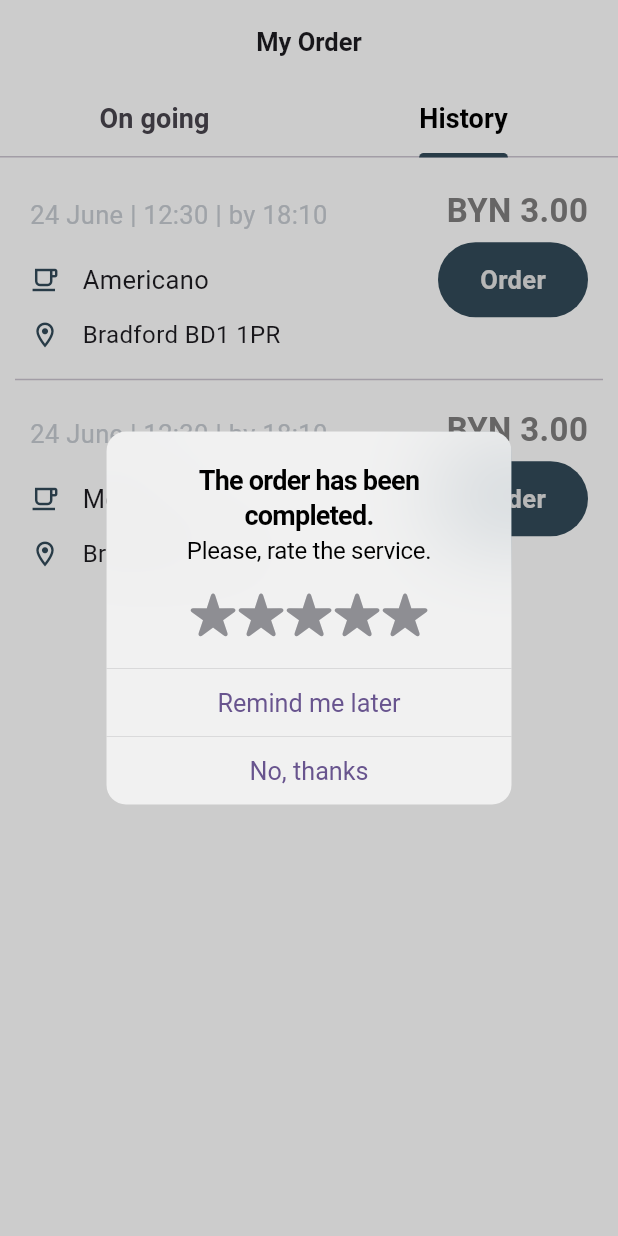
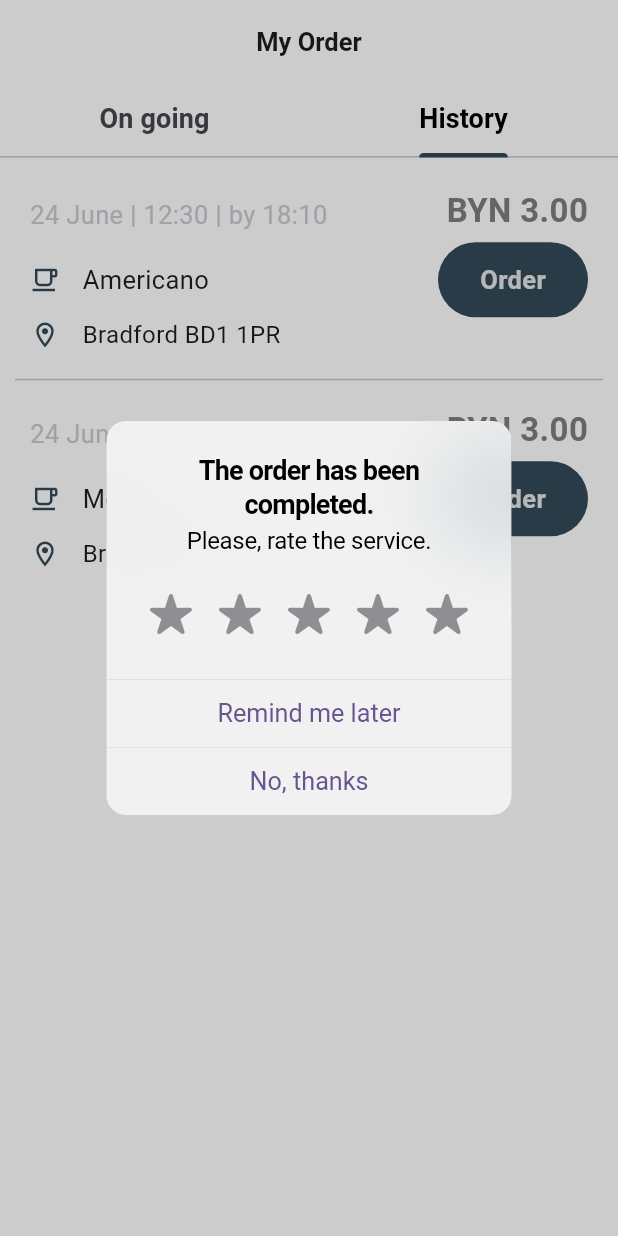
Before and after one commit to AthiraaAthi/CofeeShop_App, a Flutter app: the MyOrders screen opened directly, tab 2 chosen, after a tap on "Order", on a phone screen of 412 x 824 dp. Run offline on Flutter 3.47's test engine with Material 3 defaults, Android fonts, the phone set to English and light mode, and no system bars; our stand-ins replace flutter_slidable, google_fonts, pinput.

Commit message:
added padding between stars

```diff
--- a/lib/view/my_order_screen/my_order_screen.dart
+++ b/lib/view/my_order_screen/my_order_screen.dart
@@ -369,12 +369,15 @@ class _MyOrdersState extends State<MyOrders> {
                             _onStarTap(index + 1);
                           });
                         },
-                        child: Icon(
-                          CupertinoIcons.star_fill,
-                          color: _selectedRating > index
-                              ? CupertinoColors.systemOrange
-                              : CupertinoColors.systemGrey,
-                          size: 32,
+                        child: Padding(
+                          padding: const EdgeInsets.all(8.0),
+                          child: Icon(
+                            CupertinoIcons.star_fill,
+                            color: _selectedRating > index
+                                ? CupertinoColors.systemOrange
+                                : CupertinoColors.systemGrey,
+                            size: 30,
+                          ),
                         ),
                       );
                     },
```
